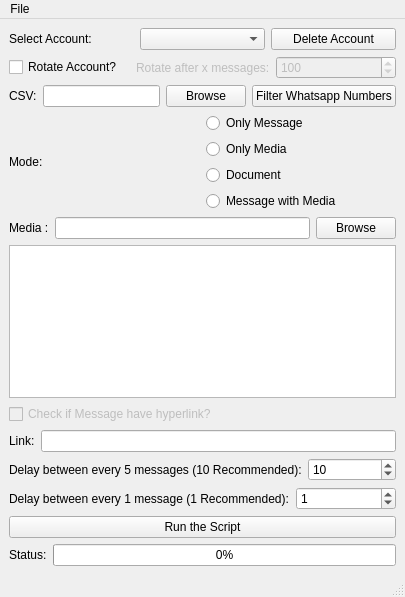
Old version of the form design.ui in the repository hkpanchani/Bulk-Whatsapp-Sender.
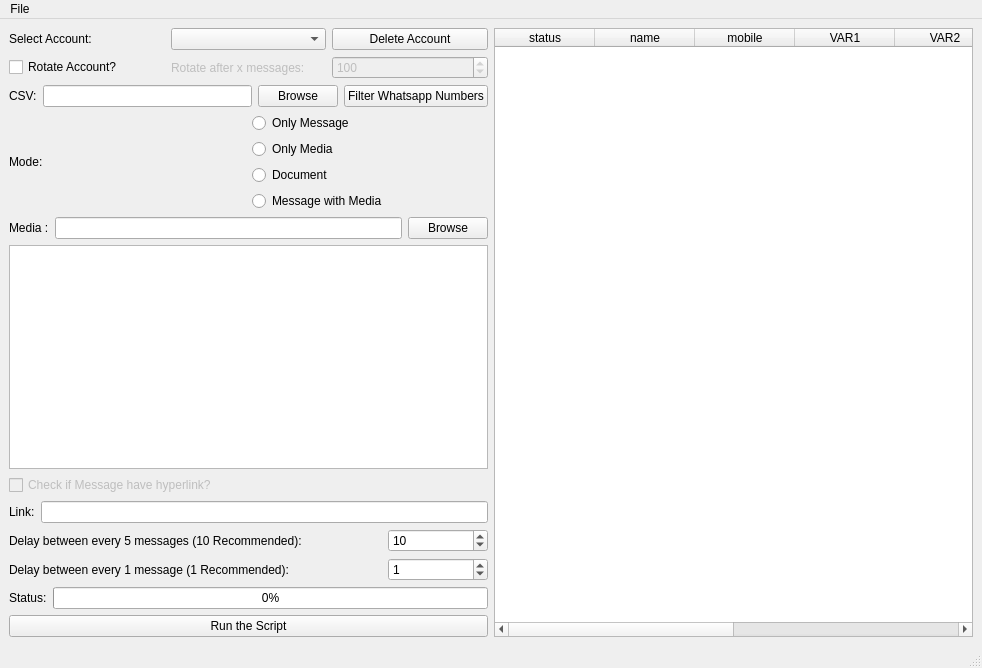
New version of the form. Icons and pictures are not drawn.

Commit message: Table Eidget added

What changed in the file:
```diff
--- a/design.ui
+++ b/design.ui
@@ -6,8 +6,8 @@
    <rect>
     <x>0</x>
     <y>0</y>
-    <width>405</width>
-    <height>597</height>
+    <width>982</width>
+    <height>668</height>
    </rect>
   </property>
   <property name="windowTitle">
@@ -26,6 +26,8 @@
   <widget class="QWidget" name="centralwidget">
    <layout class="QVBoxLayout" name="verticalLayout">
     <item>
+     <layout class="QHBoxLayout" name="horizontalLayout_10">
+      <item>
      <layout class="QVBoxLayout" name="verticalLayout_2">
       <item>
        <layout class="QHBoxLayout" name="horizontalLayout_8">
@@ -271,19 +273,6 @@
        </layout>
       </item>
       <item>
-       <layout class="QHBoxLayout" name="horizontalLayout_5">
-        <item>
-         <widget class="QPushButton" name="runScript">
-          <property name="text">
-           <string>Run the Script</string>
-          </property>
-         </widget>
-        </item>
-       </layout>
-      </item>
-     </layout>
-    </item>
-    <item>
      <layout class="QHBoxLayout" name="horizontalLayout_9">
       <item>
        <widget class="QLabel" name="statusLabel">
@@ -301,6 +290,69 @@
       </item>
      </layout>
     </item>
+        <item>
+         <layout class="QHBoxLayout" name="horizontalLayout_5">
+          <item>
+           <widget class="QPushButton" name="runScript">
+            <property name="text">
+             <string>Run the Script</string>
+            </property>
+           </widget>
+          </item>
+         </layout>
+        </item>
+       </layout>
+      </item>
+      <item>
+       <layout class="QVBoxLayout" name="verticalLayout_5">
+        <item>
+         <widget class="QTableWidget" name="tableWidget">
+          <column>
+           <property name="text">
+            <string>status</string>
+           </property>
+          </column>
+          <column>
+           <property name="text">
+            <string>name</string>
+           </property>
+          </column>
+          <column>
+           <property name="text">
+            <string>mobile</string>
+           </property>
+          </column>
+          <column>
+           <property name="text">
+            <string>VAR1</string>
+           </property>
+          </column>
+          <column>
+           <property name="text">
+            <string>VAR2</string>
+           </property>
+          </column>
+          <column>
+           <property name="text">
+            <string>VAR3</string>
+           </property>
+          </column>
+          <column>
+           <property name="text">
+            <string>VAR4</string>
+           </property>
+          </column>
+          <column>
+           <property name="text">
+            <string>VAR5</string>
+           </property>
+          </column>
+         </widget>
+        </item>
+       </layout>
+      </item>
+     </layout>
+    </item>
    </layout>
   </widget>
   <widget class="QMenuBar" name="menubar">
@@ -308,8 +360,8 @@
     <rect>
      <x>0</x>
      <y>0</y>
-     <width>405</width>
-     <height>21</height>
+     <width>982</width>
+     <height>22</height>
     </rect>
    </property>
    <widget class="QMenu" name="menuFile">
```
Left out of the diff: 2 changed lines with no effect on the pictures. Lines whose indentation alone changed are shown as unchanged. The commit also changes 5 other files.
